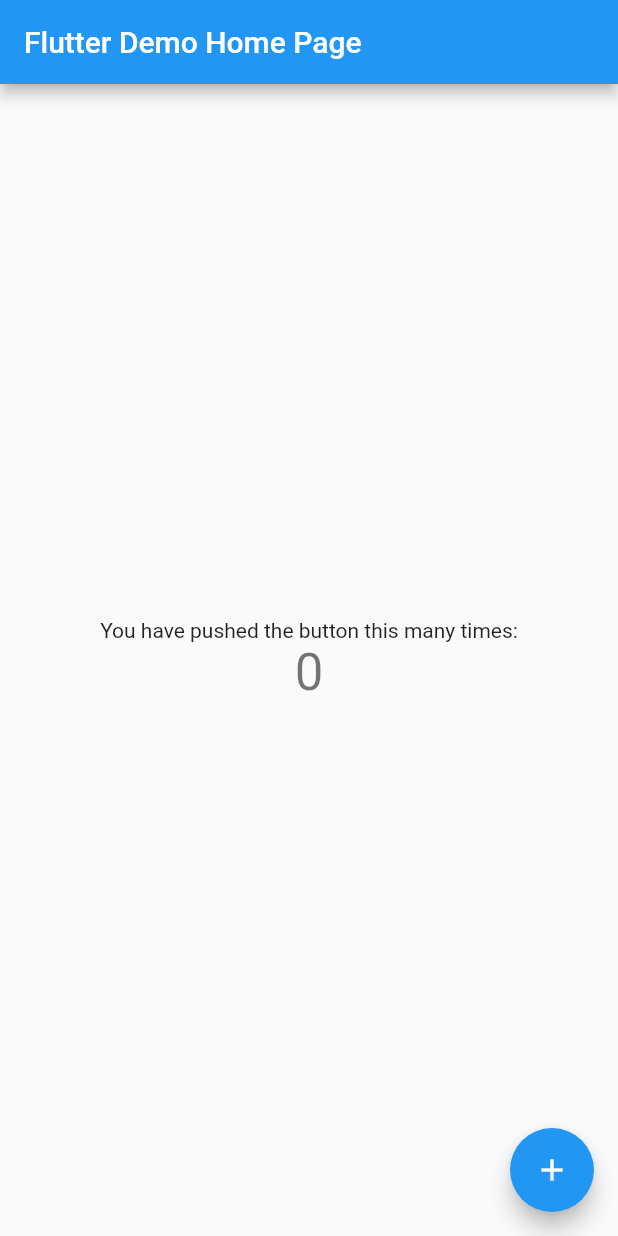
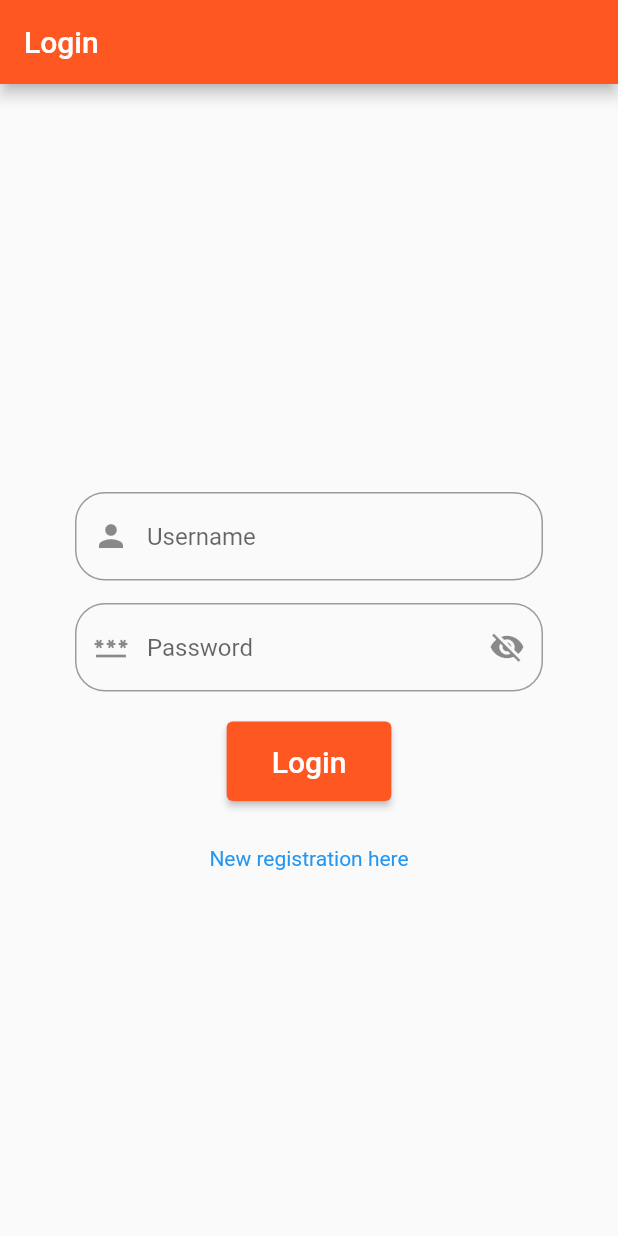
Before and after one commit to prasad0275/recipe-application-flutter, a Flutter app: the screen it shows after launch, on a phone screen of 412 x 824 dp. Run offline on Flutter 3.47's test engine with Material 2 defaults, Android fonts, the light colour scheme and no system bars; our stand-ins replace shared_preferences.

Commit message:
Login and registration service run successfully

```diff
--- /dev/null
+++ b/lib/Authentication/LoginPage.dart
@@ -0,0 +1,190 @@
+import 'dart:convert';
+
+import 'package:flutter/material.dart';
+import 'package:http/http.dart' as http;
+import 'package:recipe/Authentication/RegistrationPage.dart';
+import 'package:shared_preferences/shared_preferences.dart';
+
+class LoginPage extends StatefulWidget {
+  LoginPage({super.key});
+  @override
+  State<LoginPage> createState() => _LoginPage();
+}
+
+class _LoginPage extends State<LoginPage> {
+  // this is error for message
+  String message = '';
+  bool success = false;
+  bool passwordVisible = true;
+  // User creadientials
+  var username = TextEditingController();
+  var password = TextEditingController();
+
+  // Token authentications
+
+  Future<bool> verify() async {
+    SharedPreferences prefs = await SharedPreferences.getInstance();
+    var token = await login();
+    print(token);
+    token = token.toString();
+    var body = {
+      "token": '$token',
+    };
+    var response = await http.post(
+        Uri.parse(prefs.getString('HOST').toString() + 'token/verify'),
+        body: body);
+    print('verify:' + response.statusCode.toString());
+    if (response.statusCode == 200) {
+      return true;
+    } else {
+      return false;
+    }
+  }
+
+  // This method post username and password ; returns access_token that token use to verify method
+  Future<dynamic> login() async {
+    SharedPreferences prefs = await SharedPreferences.getInstance();
+    final host = prefs.getString('HOST');
+
+    Map<String, dynamic> data = {
+      "username": username.text.toString(),
+      "password": password.text.toString()
+    };
+
+    var url = Uri.parse(host.toString() + 'token');
+    print(url);
+    var response = await http.post(url, body: data);
+    print(response.statusCode);
+    if (response.statusCode == 200) {
+      var access_token = json.decode(response.body)['access'];
+      return access_token;
+    } else {
+      var access_token = '';
+      return access_token;
+    }
+  }
+
+  void start() async {
+    SharedPreferences prefs = await SharedPreferences.getInstance();
+    prefs.setString('HOST', 'http://localhost:8000/');
+  }
+
+  @override
+  void initState() {
+    // TODO: implement initState
+    super.initState();
+    start();
+  }
+
+  @override
+  Widget build(BuildContext context) {
+    return Scaffold(
+      appBar: AppBar(
+        title: Text('Login'),
+      ),
+      body: Container(
+        padding: EdgeInsets.symmetric(vertical: 0, horizontal: 50),
+        child: Column(
+            mainAxisAlignment: MainAxisAlignment.center,
+            crossAxisAlignment: CrossAxisAlignment.center,
+            children: [
+              Text(
+                '$message',
+                style: !success
+                    ? TextStyle(color: Colors.red, fontSize: 15)
+                    : TextStyle(color: Colors.green, fontSize: 20),
+              ),
+              SizedBox(
+                height: 10,
+              ),
+              TextField(
+                controller: username,
+                decoration: InputDecoration(
+                  prefixIcon: Icon(Icons.person),
+                  hintText: 'Username',
+                  border: OutlineInputBorder(
+                    borderRadius: BorderRadius.circular(20),
+                  ),
+                  focusColor: Colors.amber[300],
+                ),
+              ),
+              SizedBox(
+                height: 15,
+              ),
+              TextField(
+                controller: password,
+                obscureText: passwordVisible,
+                obscuringCharacter: '*',
+                decoration: InputDecoration(
+                  prefixIcon: Icon(Icons.password),
+                  hintText: 'Password',
+                  border: OutlineInputBorder(
+                    borderRadius: BorderRadius.circular(20),
+                  ),
+                  focusColor: Colors.amber[300],
+                  suffixIcon: IconButton(
+                    icon: Icon(passwordVisible
+                        ? Icons.visibility_off
+                        : Icons.visibility),
+                    onPressed: () {
+                      setState(
+                        () {
+                          passwordVisible = !passwordVisible;
+                        },
+                      );
+                    },
+                  ),
+                ),
+              ),
+              SizedBox(
+                height: 20,
+              ),
+              ElevatedButton(
+                style: ButtonStyle(
+                  padding: MaterialStateProperty.all<EdgeInsets>(
+                      EdgeInsets.symmetric(vertical: 15, horizontal: 30)),
+                ),
+                onPressed: () async {
+                  SharedPreferences prefs =
+                      await SharedPreferences.getInstance();
+                  var isValid = await verify();
+                  if (isValid) {
+                    print('Login Successfully');
+                    prefs.setBool('isUserLogin', true);
+                    message = 'User Login Successfully';
+                    success = true;
+                  } else {
+                    success = false;
+                    print('Invalid credientials');
+                    prefs.setBool('isUserLogin', false);
+                    message = 'Invalid User Credentials';
+                  }
+                  setState(() {});
+                },
+                child: Text(
+                  'Login',
+                  style: TextStyle(fontSize: 20),
+                ),
+              ),
+              SizedBox(
+                height: 30,
+              ),
+              InkWell(
+                onTap: () {
+                  Navigator.push(
+                    context,
+                    MaterialPageRoute(
+                      builder: (context) => RegistrationPage(),
+                    ),
+                  );
+                },
+                child: Text(
+                  'New registration here',
+                  style: TextStyle(color: Colors.blue),
+                ),
+              ),
+            ]),
+      ),
+    );
+  }
+}
--- a/lib/main.dart
+++ b/lib/main.dart
@@ -1,4 +1,5 @@
 import 'package:flutter/material.dart';
+import 'Authentication/LoginPage.dart';
 
 void main() {
   runApp(const MyApp());
@@ -7,109 +8,16 @@
 class MyApp extends StatelessWidget {
   const MyApp({super.key});
 
-  // This widget is the root of your application.
+  // Obtain shared preferences.
   @override
   Widget build(BuildContext context) {
     return MaterialApp(
       title: 'Flutter Demo',
       theme: ThemeData(
-        // This is the theme of your application.
-        //
-        // Try running your application with "flutter run". You'll see the
-        // application has a blue toolbar. Then, without quitting the app, try
-        // changing the primarySwatch below to Colors.green and then invoke
-        // "hot reload" (press "r" in the console where you ran "flutter run",
-        // or simply save your changes to "hot reload" in a Flutter IDE).
-        // Notice that the counter didn't reset back to zero; the application
-        // is not restarted.
-        primarySwatch: Colors.blue,
+        primarySwatch: Colors.deepOrange,
       ),
-      home: const MyHomePage(title: 'Flutter Demo Home Page'),
+      debugShowCheckedModeBanner: false,
+      home: LoginPage(),
     );
   }
 }
-
-class MyHomePage extends StatefulWidget {
-  const MyHomePage({super.key, required this.title});
-
-  // This widget is the home page of your application. It is stateful, meaning
-  // that it has a State object (defined below) that contains fields that affect
-  // how it looks.
-
-  // This class is the configuration for the state. It holds the values (in this
-  // case the title) provided by the parent (in this case the App widget) and
-  // used by the build method of the State. Fields in a Widget subclass are
-  // always marked "final".
-
-  final String title;
-
-  @override
-  State<MyHomePage> createState() => _MyHomePageState();
-}
-
-class _MyHomePageState extends State<MyHomePage> {
-  int _counter = 0;
-
-  void _incrementCounter() {
-    setState(() {
-      // This call to setState tells the Flutter framework that something has
-      // changed in this State, which causes it to rerun the build method below
-      // so that the display can reflect the updated values. If we changed
-      // _counter without calling setState(), then the build method would not be
-      // called again, and so nothing would appear to happen.
-      _counter++;
-    });
-  }
-
-  @override
-  Widget build(BuildContext context) {
-    // This method is rerun every time setState is called, for instance as done
-    // by the _incrementCounter method above.
-    //
-    // The Flutter framework has been optimized to make rerunning build methods
-    // fast, so that you can just rebuild anything that needs updating rather
-    // than having to individually change instances of widgets.
-    return Scaffold(
-      appBar: AppBar(
-        // Here we take the value from the MyHomePage object that was created by
-        // the App.build method, and use it to set our appbar title.
-        title: Text(widget.title),
-      ),
-      body: Center(
-        // Center is a layout widget. It takes a single child and positions it
-        // in the middle of the parent.
-        child: Column(
-          // Column is also a layout widget. It takes a list of children and
-          // arranges them vertically. By default, it sizes itself to fit its
-          // children horizontally, and tries to be as tall as its parent.
-          //
-          // Invoke "debug painting" (press "p" in the console, choose the
-          // "Toggle Debug Paint" action from the Flutter Inspector in Android
-          // Studio, or the "Toggle Debug Paint" command in Visual Studio Code)
-          // to see the wireframe for each widget.
-          //
-          // Column has various properties to control how it sizes itself and
-          // how it positions its children. Here we use mainAxisAlignment to
-          // center the children vertically; the main axis here is the vertical
-          // axis because Columns are vertical (the cross axis would be
-          // horizontal).
-          mainAxisAlignment: MainAxisAlignment.center,
-          children: <Widget>[
-            const Text(
-              'You have pushed the button this many times:',
-            ),
-            Text(
-              '$_counter',
-              style: Theme.of(context).textTheme.headlineMedium,
-            ),
-          ],
-        ),
-      ),
-      floatingActionButton: FloatingActionButton(
-        onPressed: _incrementCounter,
-        tooltip: 'Increment',
-        child: const Icon(Icons.add),
-      ), // This trailing comma makes auto-formatting nicer for build methods.
-    );
-  }
-}
--- a/pubspec.yaml
+++ b/pubspec.yaml
@@ -36,6 +36,7 @@
   # Use with the CupertinoIcons class for iOS style icons.
   cupertino_icons: ^1.0.2
   http: ^0.13.6
+  shared_preferences: ^2.1.2
 
 dev_dependencies:
   flutter_test:
```
Also changed, not shown: lib/Authentication/RegistrationPage.dart (added, +259 -0 lines), pubspec.lock, 1 other file.
